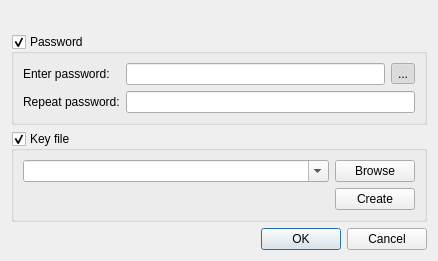
Before: the Qt Designer form src/gui/ChangeMasterKeyWidget.ui in keepassxreboot/keepassxc, drawn with Qt 5.
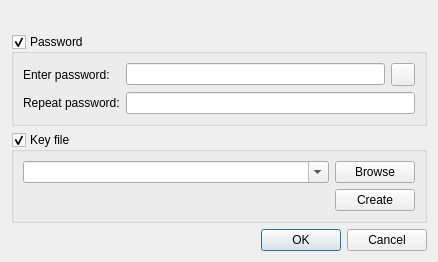
After: the same form once the commit is applied. Custom widgets are drawn as their Qt base class.

Patch:
```diff
--- a/src/gui/ChangeMasterKeyWidget.ui
+++ b/src/gui/ChangeMasterKeyWidget.ui
@@ -60,15 +60,9 @@
         </item>
         <item>
          <widget class="QToolButton" name="togglePasswordButton">
-          <property name="text">
-           <string>...</string>
-          </property>
           <property name="checkable">
            <bool>true</bool>
           </property>
-          <property name="checked">
-           <bool>true</bool>
-          </property>
          </widget>
         </item>
        </layout>
@@ -151,6 +145,13 @@
    </item>
   </layout>
  </widget>
+ <customwidgets>
+  <customwidget>
+   <class>PasswordEdit</class>
+   <extends>QLineEdit</extends>
+   <header>gui/PasswordEdit.h</header>
+  </customwidget>
+ </customwidgets>
  <tabstops>
   <tabstop>passwordGroup</tabstop>
   <tabstop>enterPasswordEdit</tabstop>
```
Left out of the diff: 4 changed lines with no effect on the pictures.
